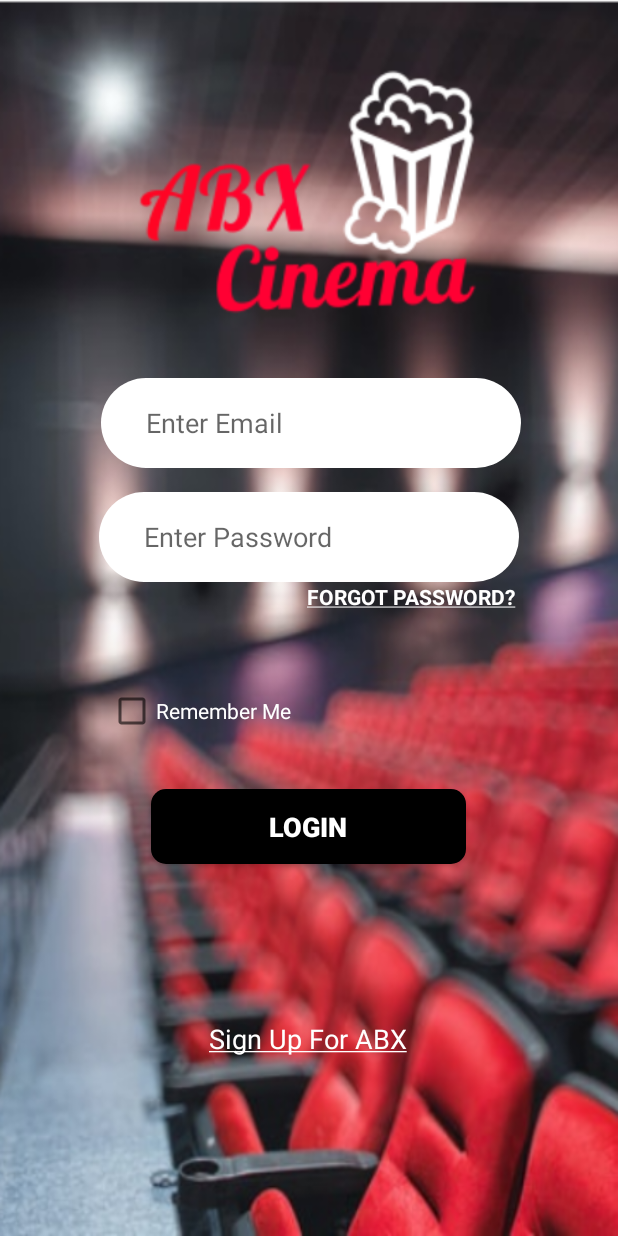
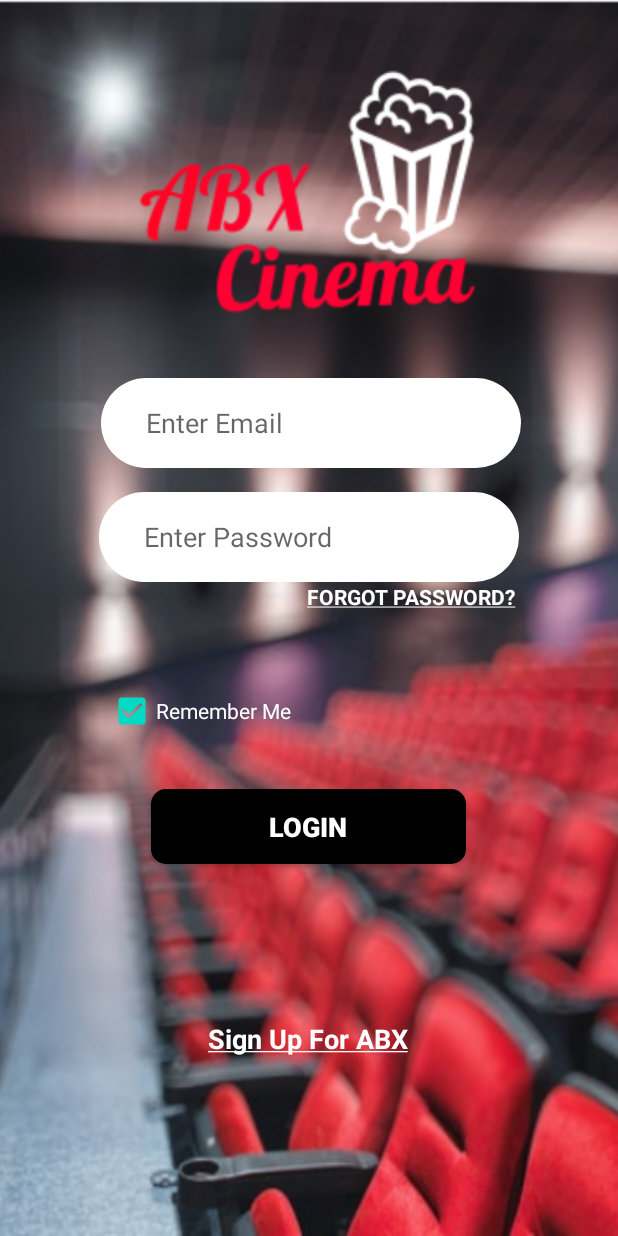
Before and after one commit to RyanYee1057/Assignment, an Android app: the screen it shows after launch (Login), on a phone screen of 412 x 824 dp. Run offline under Robolectric (Android 15) with nearby library versions, the light colour scheme and no system bars; our stand-ins replace Firebase (no records; nobody signed in at launch, a user with empty details on screens opened directly).

Commit message:
commit by huichien

```diff
--- a/app/src/main/res/layout/login.xml
+++ b/app/src/main/res/layout/login.xml
@@ -84,6 +84,7 @@
         android:layout_marginBottom="32dp"
         android:text="@string/remember_me"
         android:textColor="@android:color/white"
+        android:checked="true"
         app:layout_constraintBottom_toTopOf="@+id/login_button"
         app:layout_constraintStart_toStartOf="parent"
         app:layout_constraintTop_toBottomOf="@+id/password"
--- a/app/src/main/res/layout/sign_up.xml
+++ b/app/src/main/res/layout/sign_up.xml
@@ -107,7 +107,6 @@
         android:layout_width="wrap_content"
         android:layout_height="wrap_content"
         android:layout_marginStart="64dp"
-        android:layout_marginTop="16dp"
         android:text="@string/agree"
         app:layout_constraintStart_toStartOf="parent"
         app:layout_constraintTop_toBottomOf="@+id/editTextP2" />
--- a/app/src/main/res/values/strings.xml
+++ b/app/src/main/res/values/strings.xml
@@ -32,15 +32,14 @@
     <string name="upload">Upload</string>
     <string name="next">Next</string>
 
+    <!--Login / Sign up / Reset Password-->
     <string name="prompt_email">Enter Email</string>
     <string name="prompt_password">Enter Password</string>
     <string name="action_sign_in_short">Sign in</string>
-    <string name="invalid_username">Not a valid username</string>
-    <string name="invalid_password">Password must be >5 characters</string>
     <string name="remember_me">Remember Me</string>
     <string name="forgot"><b><u>FORGOT PASSWORD?</u></b></string>
     <string name="login"><b>LOGIN</b></string>
-    <string name="sign_up"><u>Sign Up For ABX</u></string>
+    <string name="sign_up"><b><u>Sign Up For ABX</u></b></string>
     <string name="sign_out">Sign Out</string>
     <string name="signUp">Sign Up</string>
     <string name="phone">Phone</string>
@@ -57,6 +56,7 @@
         Any disputes in the transaction amount discovered
         thereafter will not be entertained.</string>
     <string name="img">1</string>
+
     <string name="promotion">Promotion</string>
     <string name="combo_popcorn">Combo Popcorn</string>
     <string name="ala_carte_popcorn">Ala carte Popcorn</string>
```
Also changed, not shown: app/src/main/java/com/example/assignment/SignUp.java (+3 -4 lines).
